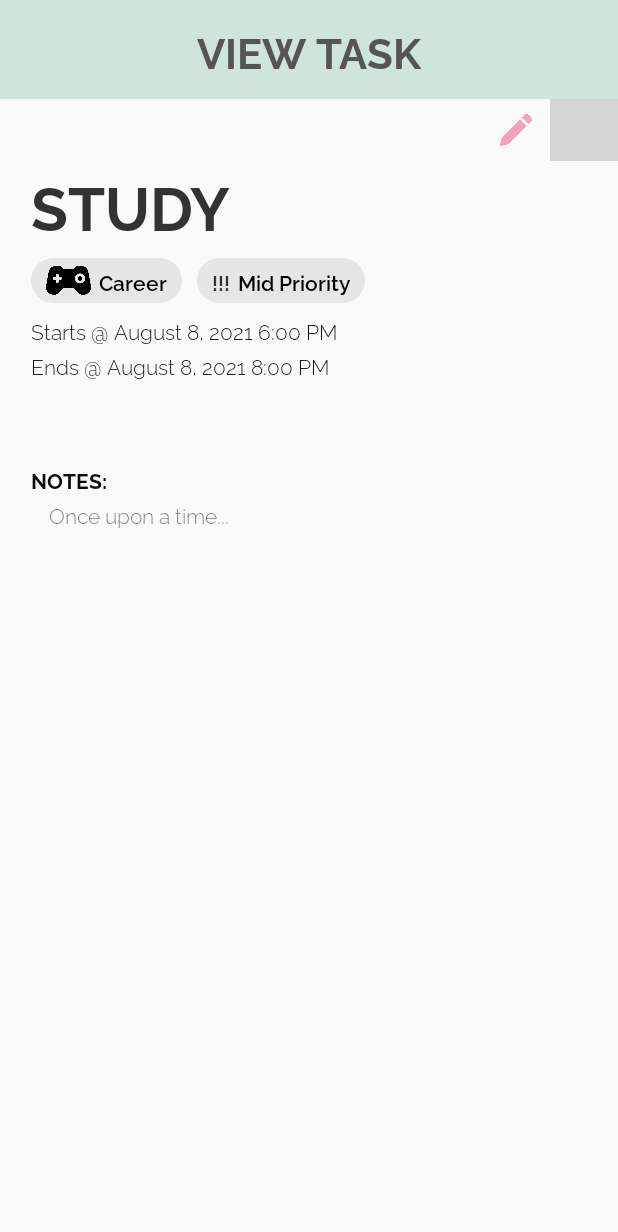
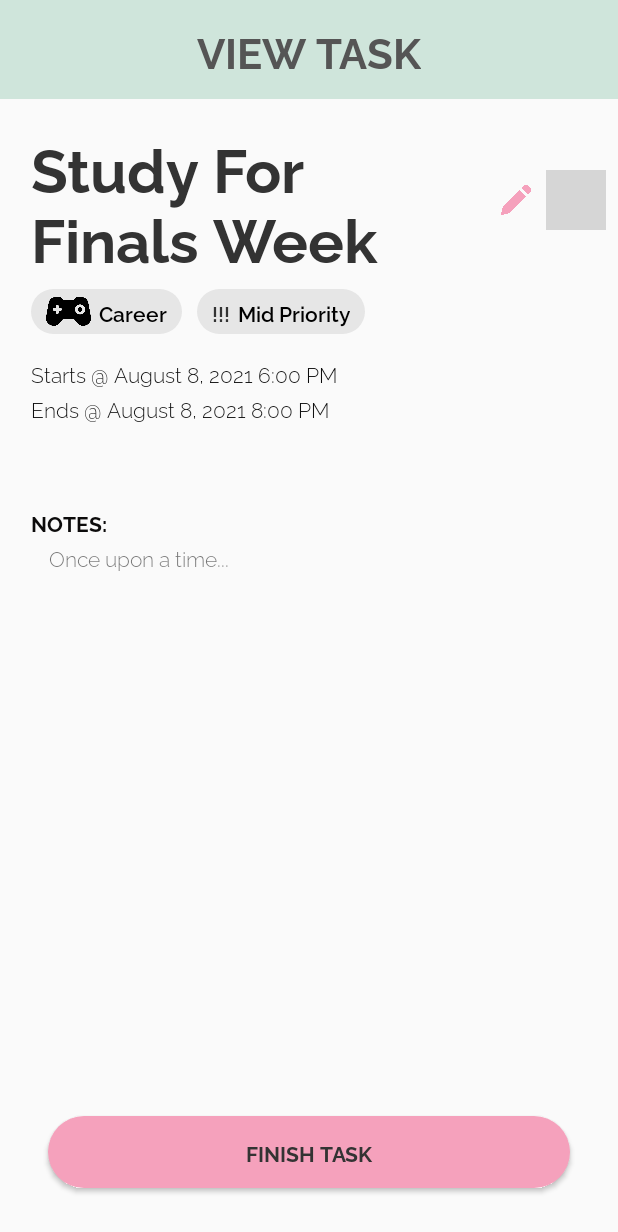
Before and after one commit to francheska-vicente/mobdeve-pokeplan, an Android app: the layout activity_task_details.xml on its own in the app's theme, with its tools: preview values and no code run, on a phone screen of 412 x 824 dp. Shown: the top 1232 px of the screen. Run offline under Robolectric (Android 15) with nearby library versions, the phone set to English and light mode, and no system bars; grey boxes are pictures that could not be loaded.

Commit message:
Update activity_task_details.xml

```diff
--- a/pokeplan/app/src/main/res/layout/activity_task_details.xml
+++ b/pokeplan/app/src/main/res/layout/activity_task_details.xml
@@ -38,37 +38,31 @@
         android:orientation="horizontal"
         app:layout_constraintGuide_percent="0.08" />
 
-    <androidx.constraintlayout.widget.Guideline
-        android:id="@+id/gl_tasklist_hor14p"
-        android:layout_width="wrap_content"
-        android:layout_height="wrap_content"
-        android:orientation="horizontal"
-        app:layout_constraintGuide_percent="0.13" />
-
     <ImageButton
         android:id="@+id/ib_taskdetails_edit"
-        android:layout_width="wrap_content"
-        android:layout_height="0dp"
+        android:layout_width="40dp"
+        android:layout_height="40dp"
         android:adjustViewBounds="true"
         android:backgroundTint="#00FFFFFF"
-        android:scaleType="centerInside"
+        android:scaleType="centerCrop"
         android:tint="@color/pink_button"
-        app:layout_constraintBottom_toTopOf="@+id/gl_tasklist_hor14p"
+        app:layout_constraintBottom_toBottomOf="@+id/tv_taskdetails_name"
         app:layout_constraintEnd_toStartOf="@+id/ib_taskdetails_delete"
-        app:layout_constraintTop_toTopOf="@+id/gl_tasklist_hor8p"
+        app:layout_constraintTop_toTopOf="@+id/tv_taskdetails_name"
         app:srcCompat="@drawable/edit" />
 
     <ImageButton
         android:id="@+id/ib_taskdetails_delete"
-        android:layout_width="wrap_content"
-        android:layout_height="0dp"
+        android:layout_width="40dp"
+        android:layout_height="40dp"
+        android:layout_marginEnd="8dp"
         android:adjustViewBounds="true"
         android:backgroundTint="#00FFFFFF"
-        android:scaleType="centerInside"
+        android:scaleType="centerCrop"
         android:tint="@color/pink_button"
-        app:layout_constraintBottom_toTopOf="@+id/gl_tasklist_hor14p"
+        app:layout_constraintBottom_toBottomOf="@+id/tv_taskdetails_name"
         app:layout_constraintEnd_toEndOf="parent"
-        app:layout_constraintTop_toTopOf="@+id/gl_tasklist_hor8p"
+        app:layout_constraintTop_toTopOf="@+id/tv_taskdetails_name"
         app:srcCompat="@drawable/delete" />
 
     <androidx.constraintlayout.widget.Guideline
@@ -89,15 +83,33 @@
         android:id="@+id/tv_taskdetails_name"
         android:layout_width="0dp"
         android:layout_height="wrap_content"
+        android:layout_marginTop="16dp"
         android:fontFamily="@font/raleway_bold"
-        android:text="Study"
-        android:textAllCaps="true"
+        android:text="Study For Finals Week"
+        android:textAllCaps="false"
         android:textColor="@color/darkest_gray"
         android:textSize="40sp"
         app:layout_constraintBottom_toTopOf="@+id/cl_taskdetails_category"
-        app:layout_constraintEnd_toStartOf="@+id/gl_tasklist_ver97p2"
+        app:layout_constraintEnd_toStartOf="@+id/ib_taskdetails_edit"
         app:layout_constraintStart_toStartOf="@+id/gl_tasklist_ver3p2"
-        app:layout_constraintTop_toTopOf="@+id/gl_tasklist_hor14p" />
+        app:layout_constraintTop_toBottomOf="@+id/cl_taskdetails_label" />
+
+    <Button
+        android:id="@+id/btn_task_finish"
+        android:layout_width="0dp"
+        android:layout_height="wrap_content"
+        android:layout_marginStart="32dp"
+        android:layout_marginEnd="32dp"
+        android:layout_marginBottom="32dp"
+        android:background="@drawable/rounded_rectangle"
+        android:fontFamily="@font/raleway_bold"
+        android:text="FINISH TASK"
+        android:textColor="@color/darkest_gray"
+        app:backgroundTint="@color/pink_button"
+        app:layout_constraintBottom_toBottomOf="parent"
+        app:layout_constraintEnd_toEndOf="parent"
+        app:layout_constraintHorizontal_bias="0.0"
+        app:layout_constraintStart_toStartOf="parent" />
 
     <androidx.constraintlayout.widget.ConstraintLayout
         android:id="@+id/cl_taskdetails_category"
@@ -176,7 +188,7 @@
         android:id="@+id/tv_taskdetails_time_start"
         android:layout_width="0dp"
         android:layout_height="wrap_content"
-        android:layout_marginTop="8dp"
+        android:layout_marginTop="16dp"
         android:fontFamily="@font/raleway_light_italic"
         android:text="Starts @ August 8, 2021 6:00 PM"
         android:textColor="#0C0C0C"
@@ -216,9 +228,11 @@
         android:layout_marginTop="3dp"
         android:fontFamily="@font/raleway_light_italic"
         android:text="Once upon a time..."
+        app:layout_constraintBottom_toTopOf="@+id/btn_task_finish"
         app:layout_constraintEnd_toStartOf="@+id/gl_tasklist_ver97p2"
         app:layout_constraintStart_toStartOf="@+id/gl_tasklist_ver6p"
-        app:layout_constraintTop_toBottomOf="@+id/tv_taskdetails_label_notes" />
+        app:layout_constraintTop_toBottomOf="@+id/tv_taskdetails_label_notes"
+        app:layout_constraintVertical_bias="0.0" />
 
     <androidx.constraintlayout.widget.Guideline
         android:id="@+id/gl_tasklist_ver6p"
```
